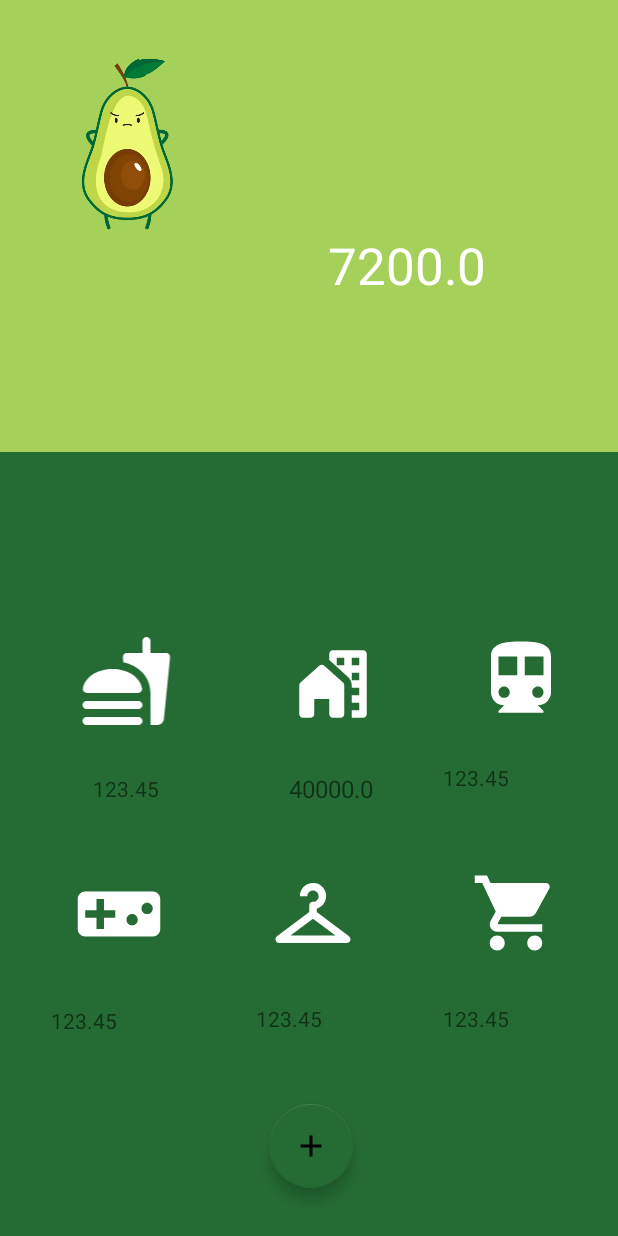
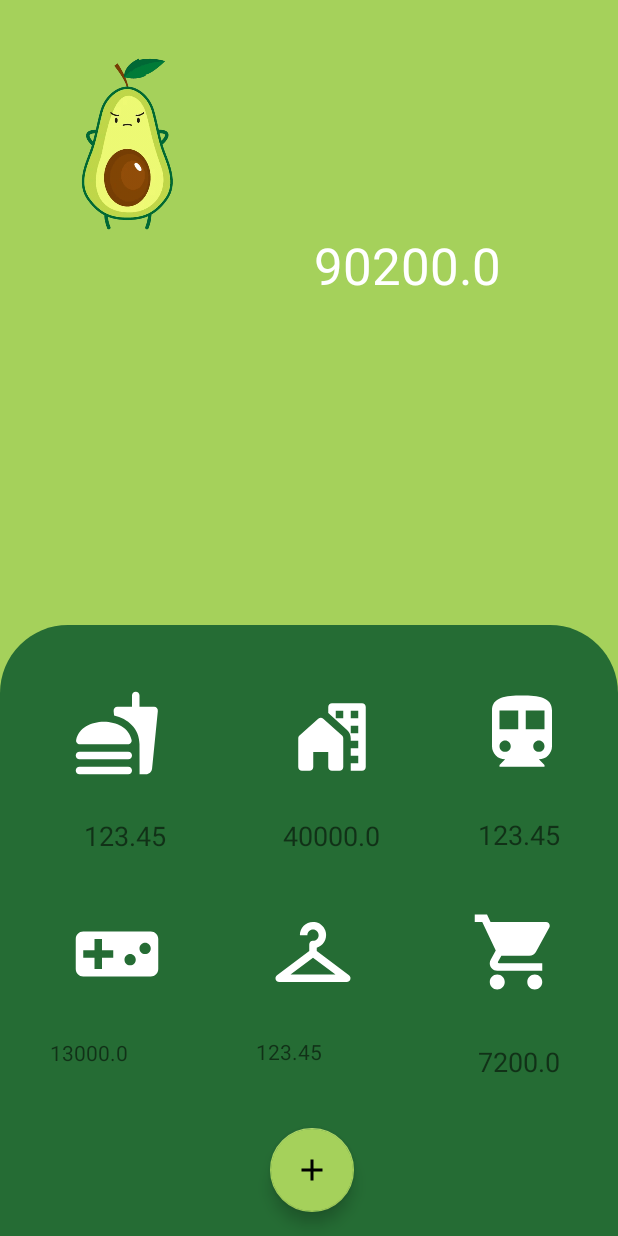
Before and after one commit to cavigna/Android_Development, an Android app: the screen it shows after launch (MainActivity), on a phone screen of 412 x 824 dp. Run offline under Robolectric (Android 15) with nearby library versions, the phone set to English and light mode, and no system bars; our stand-ins replace Room's generated code.

Commit message:
Room + MVVM + Recycler

```diff
--- a/PaltApp/app/src/main/java/com/example/paltapp/MainActivity.java
+++ b/PaltApp/app/src/main/java/com/example/paltapp/MainActivity.java
@@ -17,7 +17,8 @@ import com.google.android.material.floatingactionbutton.FloatingActionButton;
 public class MainActivity extends AppCompatActivity {
     private GsViewModel gsViewModel;
     private GsRepositorio gsRepositorio;
-    private TextView textViewTotal, textViewHogar;
+    private TextView textViewTotal, textViewHogar,textViewOcio, textViewCompras;
+    private String total;
 
     private FloatingActionButton fbAgregar;
 
@@ -27,44 +28,66 @@ public class MainActivity extends AppCompatActivity {
         setContentView(R.layout.activity_main);
 
         // try block to hide Action bar
-        try {this.getSupportActionBar().hide();}
+        try {
+            this.getSupportActionBar().hide();
+        }
         // catch block to handle NullPointerException
-        catch (NullPointerException e) {       }
+        catch (NullPointerException e) {
+        }
 
         fbAgregar = findViewById(R.id.fbAgregar);
         textViewTotal = findViewById(R.id.textView_total);
-        textViewHogar =  findViewById(R.id.tvHogar);
-
-
+        textViewHogar = findViewById(R.id.tvHogar);
+        textViewOcio = findViewById(R.id.tvOcio);
+        textViewCompras = findViewById(R.id.tvCompras);
+        //textViewTotal.setText("$ ");
 
         gsViewModel = new ViewModelProvider(this).get(GsViewModel.class);
 
-        Object montoTotal;
-        gsViewModel.getmSumaGsCat().observe(this, aDouble ->
+        gsViewModel.SumAllGastos().observe(this, aDouble ->
 
                 textViewTotal.setText(
                         String.valueOf(aDouble
-                )));
+                        )));
+
+
         gsViewModel.getSumaGsCat2("Hogar").observe(this, aDouble ->
                 textViewHogar.setText(
                         String.valueOf(aDouble
                         )));
-
+        setTextCategorias("Ocio", textViewOcio);
+        setTextCategorias("Compras",textViewCompras );
     }
 
-    public void agregar(View view){
+    public void agregar(View view) {
         Intent intent = new Intent(this, AgregarItem.class);
         startActivity(intent);
     }
 
+    private void setTextCategorias(String cat, TextView textView){
+         gsViewModel.getSumaGsCat2(cat).observe(this, aDouble ->
+                textView.setText(String.valueOf(aDouble)));
 
+    }
 
 
 }
 
 /*
-gsViewModel.getmSumaGsCat().observe(this, aDouble -> {
-            textViewTotal.setText(
-                    String.valueOf(gsViewModel.SumAllGastos()));
-        });
+gsViewModel.getmSumaGsCat().observe(this, aDouble ->
+
+                textViewTotal.setText(
+                        String.valueOf(aDouble
+                )));
  */
+
+/*
+ String.valueOf(aDouble)
+ */
+
+/*
+        gsViewModel.getmSumaGsCat().observe(this, aDouble ->
+            total = new StringBuilder().append("$ ").append(String.valueOf(aDouble)).toString()
+        );
+        textViewTotal.setText(total);
+ */
--- a/PaltApp/app/src/main/res/layout/activity_main.xml
+++ b/PaltApp/app/src/main/res/layout/activity_main.xml
@@ -5,7 +5,6 @@
     android:layout_width="match_parent"
     android:layout_height="match_parent"
     android:background="@color/verde_claro_palta"
-    android:backgroundTint="#256c34"
     tools:context=".MainActivity">
 
     <androidx.constraintlayout.widget.ConstraintLayout
@@ -53,11 +52,8 @@
     </androidx.constraintlayout.widget.ConstraintLayout>
 
     <androidx.constraintlayout.widget.ConstraintLayout
-        android:layout_width="410dp"
-        android:layout_height="430dp"
-        android:layout_marginStart="1dp"
-        android:layout_marginEnd="1dp"
-        android:layout_marginBottom="16dp"
+        android:layout_width="match_parent"
+        android:layout_height="407dp"
         android:background="@drawable/bg_grid"
         app:layout_constraintBottom_toBottomOf="parent"
         app:layout_constraintEnd_toEndOf="parent"
@@ -65,7 +61,7 @@
         app:layout_constraintStart_toStartOf="parent">
 
         <TextView
-            android:id="@+id/tvComida4"
+            android:id="@+id/tvOcio"
             android:layout_width="100dp"
             android:layout_height="33dp"
             android:text="123.45"
@@ -89,7 +85,8 @@
             app:layout_constraintVertical_bias="0.734" />
 
         <TextView
-            android:id="@+id/tvComida6"
+            android:id="@+id/tvCompras"
+            style="@style/icons_main"
             android:layout_width="100dp"
             android:layout_height="33dp"
             android:text="123.45"
@@ -102,20 +99,18 @@
 
         <TextView
             android:id="@+id/tvHogar"
-            android:layout_width="100dp"
-            android:layout_height="33dp"
-            android:gravity="center"
             android:text="123.45"
-            android:textSize="16sp"
             app:layout_constraintBottom_toBottomOf="parent"
             app:layout_constraintEnd_toEndOf="parent"
             app:layout_constraintHorizontal_bias="0.546"
             app:layout_constraintStart_toStartOf="parent"
             app:layout_constraintTop_toTopOf="parent"
-            app:layout_constraintVertical_bias="0.331" />
+            app:layout_constraintVertical_bias="0.331"
+            style="@style/icons_main" />
 
         <TextView
             android:id="@+id/tvComida"
+            style="@style/icons_main"
             android:layout_width="100dp"
             android:layout_height="33dp"
             android:gravity="center"
@@ -130,8 +125,6 @@
         <ImageView
             android:id="@+id/comida"
             style="@style/cate_home"
-            android:layout_width="71dp"
-            android:layout_height="64dp"
             app:layout_constraintBottom_toBottomOf="parent"
             app:layout_constraintEnd_toEndOf="parent"
             app:layout_constraintHorizontal_bias="0.05"
@@ -152,7 +145,7 @@
             app:srcCompat="@drawable/ic_round_home_work_24" />
 
         <ImageView
-            android:id="@+id/imageView7"
+            android:id="@+id/tvTransporte"
             style="@style/cate_home"
             app:layout_constraintBottom_toBottomOf="parent"
             app:layout_constraintEnd_toEndOf="parent"
@@ -164,6 +157,7 @@
 
         <TextView
             android:id="@+id/tvComida3"
+            style="@style/icons_main"
             android:layout_width="100dp"
             android:layout_height="33dp"
             android:text="123.45"
@@ -215,7 +209,7 @@
             android:layout_marginBottom="16dp"
             android:clickable="true"
             android:onClick="agregar"
-            app:backgroundTint="#256C34"
+            app:backgroundTint="@color/verde_claro_palta"
             app:layout_constraintBottom_toBottomOf="parent"
             app:layout_constraintEnd_toEndOf="parent"
             app:srcCompat="@drawable/ic_baseline_add_24" />
--- a/PaltApp/app/src/main/res/layout/row_item.xml
+++ b/PaltApp/app/src/main/res/layout/row_item.xml
@@ -3,7 +3,8 @@
     xmlns:app="http://schemas.android.com/apk/res-auto"
     xmlns:tools="http://schemas.android.com/tools"
     android:layout_width="match_parent"
-    android:layout_height="match_parent">
+    android:layout_height="wrap_content"
+    >
 
     <androidx.cardview.widget.CardView
         android:layout_width="0dp"
@@ -18,7 +19,7 @@
         app:layout_constraintVertical_bias="0.0">
 
         <androidx.constraintlayout.widget.ConstraintLayout
-            android:layout_width="match_parent"
+            android:layout_width="wrap_content"
             android:layout_height="wrap_content">
 
             <ImageView
--- a/PaltApp/app/src/main/res/values/styles.xml
+++ b/PaltApp/app/src/main/res/values/styles.xml
@@ -7,4 +7,11 @@
         <item name="android:layout_marginStart">32dp</item>
         <item name="tint">#ffff</item>
     </style>
+
+    <style name="icons_main">
+        <item name="android:layout_width">100dp</item>
+        <item name="android:layout_height">33dp</item>
+        <item name="android:gravity">center</item>
+        <item name="android:textSize">18sp</item>
+    </style>
 </resources>
```
Also changed, not shown: PaltApp/app/src/main/java/com/example/paltapp/AgregarItem.java (+14 -8 lines), PaltApp/app/src/main/res/layout/activity_listado.xml (+8 -7 lines).
